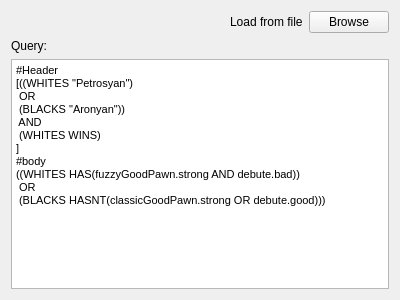
Qt form DarkKnight/AdvancedQueryPage.ui (edwardoid/DarkKnight) before a commit.
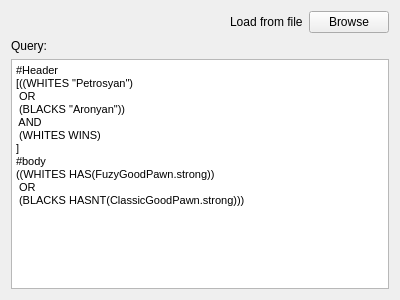
The same form after that commit.

What changed in the file:
```diff
--- a/DarkKnight/AdvancedQueryPage.ui
+++ b/DarkKnight/AdvancedQueryPage.ui
@@ -73,9 +73,9 @@
 &lt;p style=&quot; margin-top:0px; margin-bottom:0px; margin-left:0px; margin-right:0px; -qt-block-indent:0; text-indent:0px;&quot;&gt;&lt;span style=&quot; font-size:8pt;&quot;&gt; (WHITES WINS)&lt;/span&gt;&lt;/p&gt;
 &lt;p style=&quot; margin-top:0px; margin-bottom:0px; margin-left:0px; margin-right:0px; -qt-block-indent:0; text-indent:0px;&quot;&gt;&lt;span style=&quot; font-size:8pt;&quot;&gt;]&lt;/span&gt;&lt;/p&gt;
 &lt;p style=&quot; margin-top:0px; margin-bottom:0px; margin-left:0px; margin-right:0px; -qt-block-indent:0; text-indent:0px;&quot;&gt;&lt;span style=&quot; font-size:8pt;&quot;&gt;#body&lt;/span&gt;&lt;/p&gt;
-&lt;p style=&quot; margin-top:0px; margin-bottom:0px; margin-left:0px; margin-right:0px; -qt-block-indent:0; text-indent:0px;&quot;&gt;&lt;span style=&quot; font-size:8pt;&quot;&gt;((WHITES HAS(fuzzyGoodPawn.strong AND debute.bad))&lt;/span&gt;&lt;/p&gt;
+&lt;p style=&quot; margin-top:0px; margin-bottom:0px; margin-left:0px; margin-right:0px; -qt-block-indent:0; text-indent:0px;&quot;&gt;&lt;span style=&quot; font-size:8pt;&quot;&gt;((WHITES HAS(FuzyGoodPawn.strong))&lt;/span&gt;&lt;/p&gt;
 &lt;p style=&quot; margin-top:0px; margin-bottom:0px; margin-left:0px; margin-right:0px; -qt-block-indent:0; text-indent:0px;&quot;&gt;&lt;span style=&quot; font-size:8pt;&quot;&gt; OR&lt;/span&gt;&lt;/p&gt;
-&lt;p style=&quot; margin-top:0px; margin-bottom:0px; margin-left:0px; margin-right:0px; -qt-block-indent:0; text-indent:0px;&quot;&gt;&lt;span style=&quot; font-size:8pt;&quot;&gt; (BLACKS HASNT(classicGoodPawn.strong OR debute.good)))&lt;/span&gt;&lt;/p&gt;
+&lt;p style=&quot; margin-top:0px; margin-bottom:0px; margin-left:0px; margin-right:0px; -qt-block-indent:0; text-indent:0px;&quot;&gt;&lt;span style=&quot; font-size:8pt;&quot;&gt; (BLACKS HASNT(ClassicGoodPawn.strong)))&lt;/span&gt;&lt;/p&gt;
 &lt;p style=&quot;-qt-paragraph-type:empty; margin-top:0px; margin-bottom:0px; margin-left:0px; margin-right:0px; -qt-block-indent:0; text-indent:0px; font-size:8pt;&quot;&gt;&lt;/p&gt;&lt;/body&gt;&lt;/html&gt;</string>
      </property>
     </widget>
```
